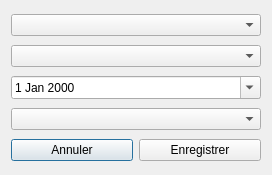
Qt form version_final/src/ui/ReservationDialog.ui (nel-63/GestionBilletAvion2.0) before a commit.
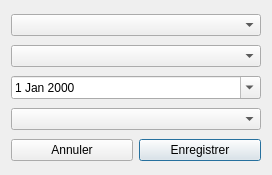
The same form after that commit.

The edit to the form file:
```diff
--- a/version_final/src/ui/ReservationDialog.ui
+++ b/version_final/src/ui/ReservationDialog.ui
@@ -51,6 +51,9 @@
        <property name="text">
         <string>Enregistrer</string>
        </property>
+       <property name="default">
+        <bool>true</bool>
+       </property>
       </widget>
      </item>
     </layout>
```
